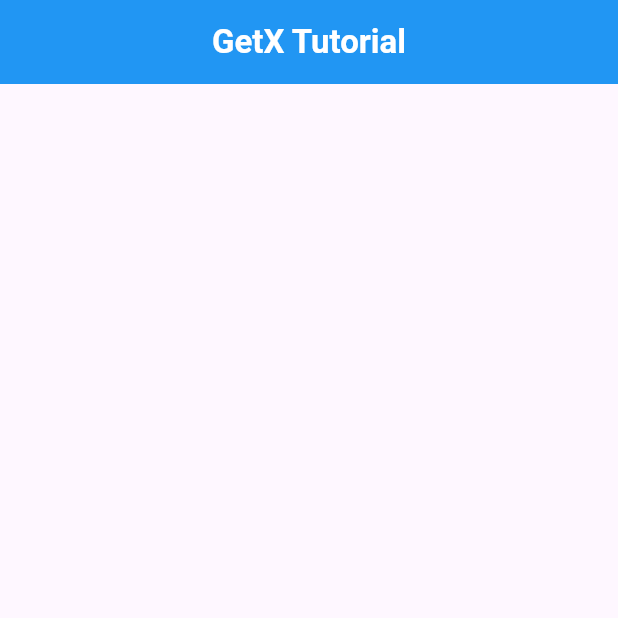
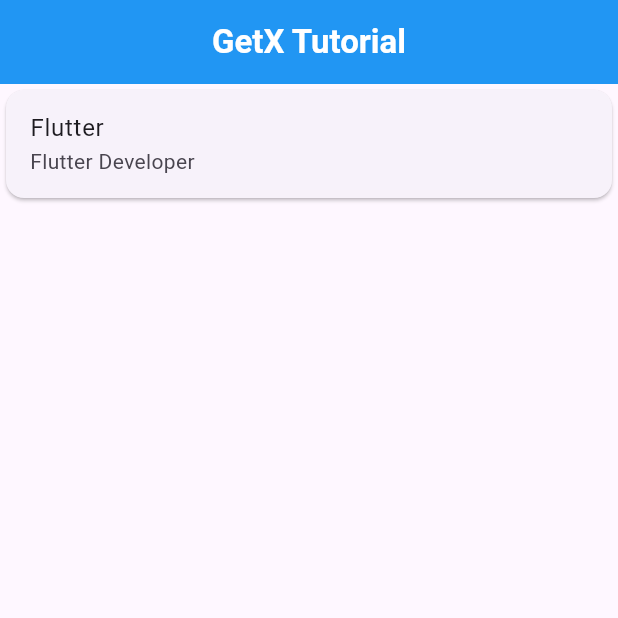
Before and after one commit to alhasann351/getx_light_dark_theme, a Flutter app: the screen it shows after launch, on a phone screen of 412 x 824 dp, the top half of it. Run offline on Flutter 3.47's test engine with Material 3 defaults, Android fonts, the phone set to English and light mode, and no system bars; our stand-ins replace get.

```diff
--- a/lib/my_home_page.dart
+++ b/lib/my_home_page.dart
@@ -1,4 +1,5 @@
 import 'package:flutter/material.dart';
+import 'package:get/get.dart';
 
 class MyHomePage extends StatefulWidget {
   const MyHomePage({super.key});
@@ -23,6 +24,34 @@ class _MyHomePageState extends State<MyHomePage> {
           ),
         ),
       ),
+      body: Column(
+        children: [
+          Card(
+            child: ListTile(
+              title: const Text('Flutter'),
+              subtitle: const Text('Flutter Developer'),
+              onTap: () {
+                Get.defaultDialog(
+                  title: 'Flutter',
+                  middleText: 'Flutter Developer',
+                  confirm: TextButton(
+                    onPressed: () {
+                      Navigator.pop(context);
+                    },
+                    child: const Text('Yes'),
+                  ),
+                  cancel: TextButton(
+                    onPressed: () {
+                      Get.back();
+                    },
+                    child: const Text('No'),
+                  ),
+                );
+              },
+            ),
+          ),
+        ],
+      ),
     );
   }
 }
```
